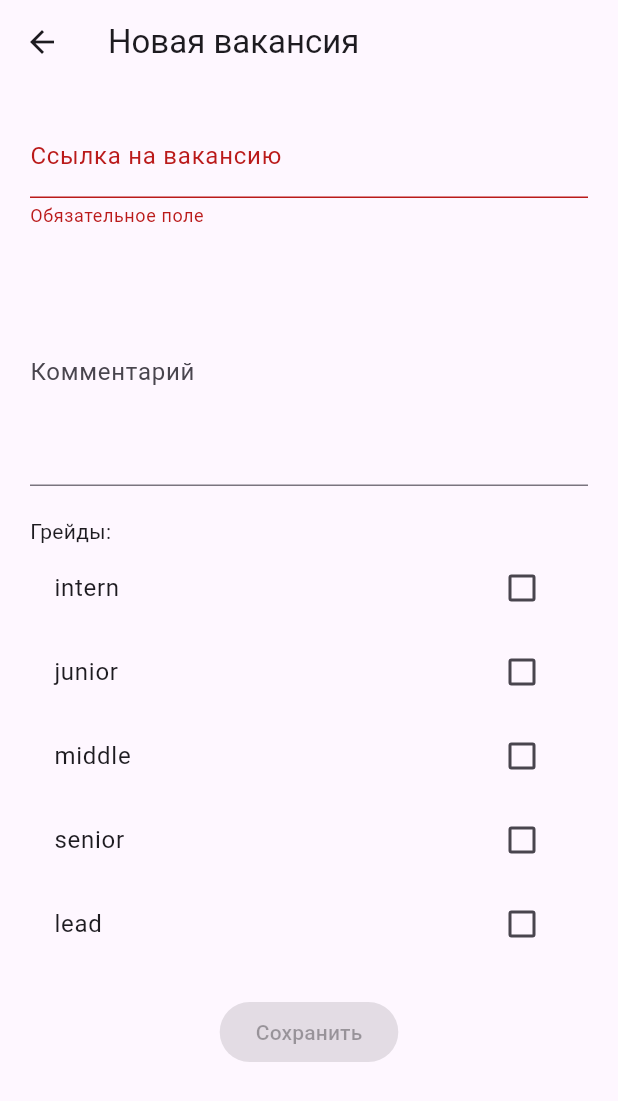
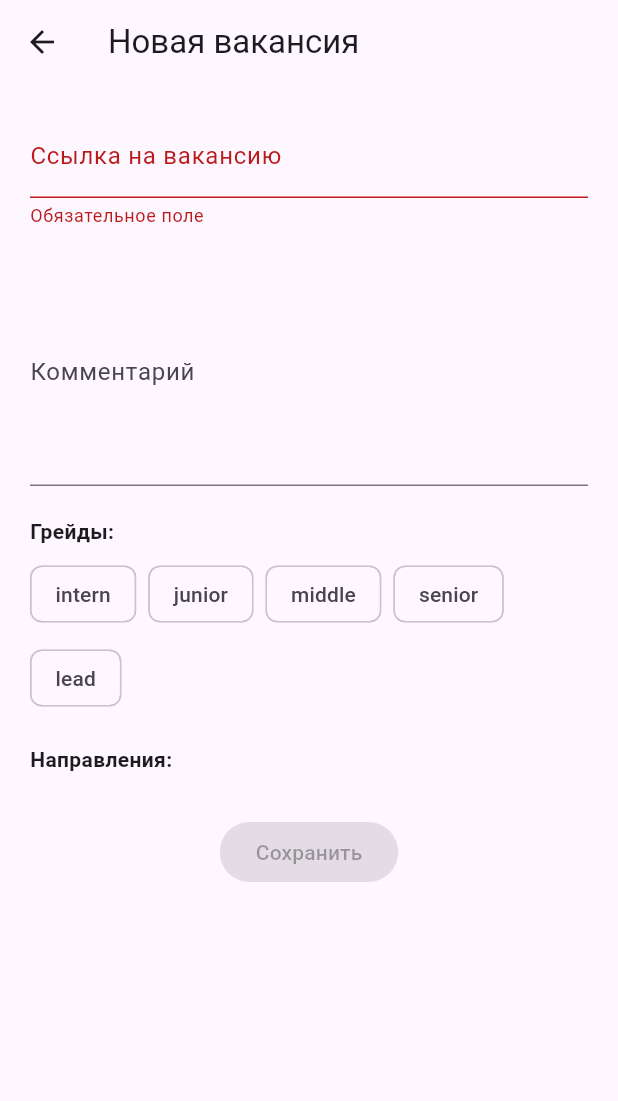
Before and after one commit to i-panov/job_pool, a Flutter app: the VacancyFormPage screen opened directly with empty values, after a tap on "Сохранить", on a phone screen of 412 x 824 dp. Shown: the top 1101 px of the screen. Run offline on Flutter 3.47's test engine with Material 3 defaults, Android fonts, the phone set to English and light mode, and no system bars; our stand-ins replace auto_route, drift, drift_flutter, equatable, fast_immutable_collections, flutter_riverpod and 1 more; accounts and stored records are empty; generated files the repository leaves out were written again.

Commit message:
directions

```diff
--- a/lib/ui/pages/vacancy_form_page.dart
+++ b/lib/ui/pages/vacancy_form_page.dart
@@ -14,19 +14,19 @@ class VacancyFormPage extends ConsumerWidget {
 
   @override
   Widget build(BuildContext context, WidgetRef ref) {
-    final provider = vacancyFormProvider(
-      VacancyFormParams(companyId: companyId, vacancyId: vacancyId),
+    final params = VacancyFormParams(
+      companyId: companyId,
+      vacancyId: vacancyId,
     );
 
-    final state = ref.watch(provider);
-    final form = ref.read(provider.notifier);
+    final state = ref.watch(vacancyFormProvider(params));
+    final form = ref.read(vacancyFormProvider(params).notifier);
 
-    ref.listen(provider, (prev, next) {
+    ref.listen(vacancyFormProvider(params), (prev, next) {
       if (next.error.isNotEmpty) {
-        ScaffoldMessenger.of(
-          context,
-        ).showSnackBar(SnackBar(content: Text(next.error)));
-
+        ScaffoldMessenger.of(context).showSnackBar(
+          SnackBar(content: Text(next.error))
+        );
         context.router.pop();
       } else if (next.isSubmitted) {
         context.router.pop();
@@ -40,14 +40,14 @@ class VacancyFormPage extends ConsumerWidget {
         ),
       ),
       body: state.isLoading
-          ? Center(child: CircularProgressIndicator())
-          : Padding(
+          ? const Center(child: CircularProgressIndicator())
+          : SingleChildScrollView(
               padding: const EdgeInsets.all(20),
-              child: SingleChildScrollView(
               child: Column(
-                  spacing: 20,
+                crossAxisAlignment: CrossAxisAlignment.start,
                 children: [
                   TextFormField(
+                    key: const ValueKey('link_field'),
                     initialValue: state.link.value,
                     onChanged: form.changeLink,
                     decoration: InputDecoration(
@@ -55,22 +55,32 @@ class VacancyFormPage extends ConsumerWidget {
                       errorText: state.link.errorOrNull,
                     ),
                   ),
+                  const SizedBox(height: 20),
                   TextFormField(
+                    key: const ValueKey('comment_field'),
                     initialValue: state.comment,
                     maxLines: 5,
-                      decoration: InputDecoration(labelText: 'Комментарий'),
+                    decoration: const InputDecoration(labelText: 'Комментарий'),
                     onChanged: form.changeComment,
                   ),
+                  const SizedBox(height: 20),
                   _GradesSelect(
                     initialValue: state.grades,
                     toggle: form.toggleGrade,
                   ),
-                    ElevatedButton(
+                  const SizedBox(height: 20),
+                  _VacancyDirectionsSelect(
+                    initialValue: state.directionIds,
+                    toggle: form.toggleDirection,
+                  ),
+                  const SizedBox(height: 20),
+                  Center(
+                    child: ElevatedButton(
                       onPressed: state.canSubmit ? form.submit : null,
-                      child: Text('Сохранить'),
+                      child: const Text('Сохранить'),
+                    ),
                   ),
                 ],
-                ),
               ),
             ),
     );
@@ -85,22 +95,63 @@ class _GradesSelect extends StatelessWidget {
 
   @override
   Widget build(BuildContext context) {
-    return ListView.builder(
-      shrinkWrap: true,
-      itemCount: JobGrades.values.length + 1,
-      itemBuilder: (context, index) {
-        if (index == 0) {
-          return Text('Грейды:');
-        }
-
-        final grade = JobGrades.values[index - 1];
-
-        return CheckboxListTile(
-          value: initialValue.contains(grade),
-          onChanged: (value) => toggle(grade),
-          title: Text(grade.name),
+    return Column(
+      crossAxisAlignment: CrossAxisAlignment.start,
+      children: [
+        const Text('Грейды:', style: TextStyle(fontWeight: FontWeight.bold)),
+        const SizedBox(height: 8),
+        Wrap(
+          spacing: 8,
+          runSpacing: 8,
+          children: JobGrades.values.map((grade) {
+            return FilterChip(
+              label: Text(grade.name),
+              selected: initialValue.contains(grade),
+              onSelected: (selected) => toggle(grade),
+              showCheckmark: true,
             );
-      },
+          }).toList(),
+        ),
+      ],
     );
   }
 }
+
+class _VacancyDirectionsSelect extends ConsumerWidget {
+  final IList<int> initialValue;
+  final void Function(int) toggle;
+
+  const _VacancyDirectionsSelect({
+    required this.initialValue,
+    required this.toggle,
+  });
+
+  @override
+  Widget build(BuildContext context, WidgetRef ref) {
+    final state = ref.watch(jobDirectionsProvider);
+
+    return state.when(
+      loading: () => const Center(child: CircularProgressIndicator()),
+      error: (error, stackTrace) => Text('Error: $error'),
+      data: (directions) => Column(
+        crossAxisAlignment: CrossAxisAlignment.start,
+        children: [
+          const Text('Направления:', style: TextStyle(fontWeight: FontWeight.bold)),
+          const SizedBox(height: 8),
+          Wrap(
+            spacing: 8,
+            runSpacing: 8,
+            children: directions.map((direction) {
+              return FilterChip(
+                label: Text(direction.name),
+                selected: initialValue.contains(direction.id),
+                onSelected: (selected) => toggle(direction.id),
+                showCheckmark: true,
+              );
+            }).toList(),
+          ),
+        ],
+      ),
+    );
+  }
+}
--- a/lib/ui/providers/vacancy_form_provider.dart
+++ b/lib/ui/providers/vacancy_form_provider.dart
@@ -119,11 +119,15 @@ class VacancyFormNotifier
     db = ref.read(dbProvider);
     vacancyId = params.vacancyId;
     companyId = params.companyId;
-    Future.delayed(Duration.zero, () => init());
+
+    if (vacancyId != null) {
+      Future.microtask(_init);
+    }
+
     return VacancyFormState(isLoading: vacancyId != null);
   }
 
-  Future<void> init() async {
+  Future<void> _init() async {
     if (vacancyId != null) {
       final vacancy = await db.getVacancy(vacancyId!);
 
@@ -173,17 +177,13 @@ class VacancyFormNotifier
     }
   }
 
-  void addDirection(int directionId) {
-    if (!state.directionIds.contains(directionId)) {
-      state = state.copyWith(directionIds: state.directionIds.add(directionId));
-    }
-  }
-
-  void removeDirection(int directionId) {
+  void toggleDirection(int directionId) {
     if (state.directionIds.contains(directionId)) {
       state = state.copyWith(
         directionIds: state.directionIds.remove(directionId),
       );
+    } else {
+      state = state.copyWith(directionIds: state.directionIds.add(directionId));
     }
   }
 
@@ -304,9 +304,7 @@ class VacancyFormNotifier
               order: index,
             ),
         ]);
-      });
 
-      await db.batch((batch) {
         batch.insertAll(db.contacts, [
           for (final contact in state.contacts)
             ContactsCompanion.insert(
@@ -317,18 +315,17 @@ class VacancyFormNotifier
         ]);
       });
     } else {
-      final stmt = db.update(db.vacancies)
-        ..where((v) => v.id.equals(vacancyId!));
-
-      await stmt.write(
+      await db.batch((batch) {
+        batch.update(
+          db.vacancies,
           VacanciesCompanion(
             link: Value(state.link.value),
             comment: Value(state.comment),
             grades: Value(state.grades),
           ),
+          where: (v) => v.id.equals(vacancyId!),
         );
 
-      await db.batch((batch) {
         batch.deleteWhere(
           db.vacancyDirections,
           (v) => v.vacancy.equals(vacancyId!),
@@ -342,9 +339,7 @@ class VacancyFormNotifier
               order: index,
             ),
         ]);
-      });
 
-      await db.batch((batch) {
         batch.deleteWhere(db.contacts, (c) => c.vacancy.equals(vacancyId!));
 
         batch.insertAll(db.contacts, [
@@ -378,3 +373,8 @@ final vacancyFormProvider =
       VacancyFormState,
       VacancyFormParams
     >(() => VacancyFormNotifier());
+
+final jobDirectionsProvider = AutoDisposeFutureProvider((ref) {
+  final db = ref.watch(dbProvider);
+  return db.select(db.jobDirections).get();
+});
```
Lines whose indentation alone changed are shown as unchanged.
